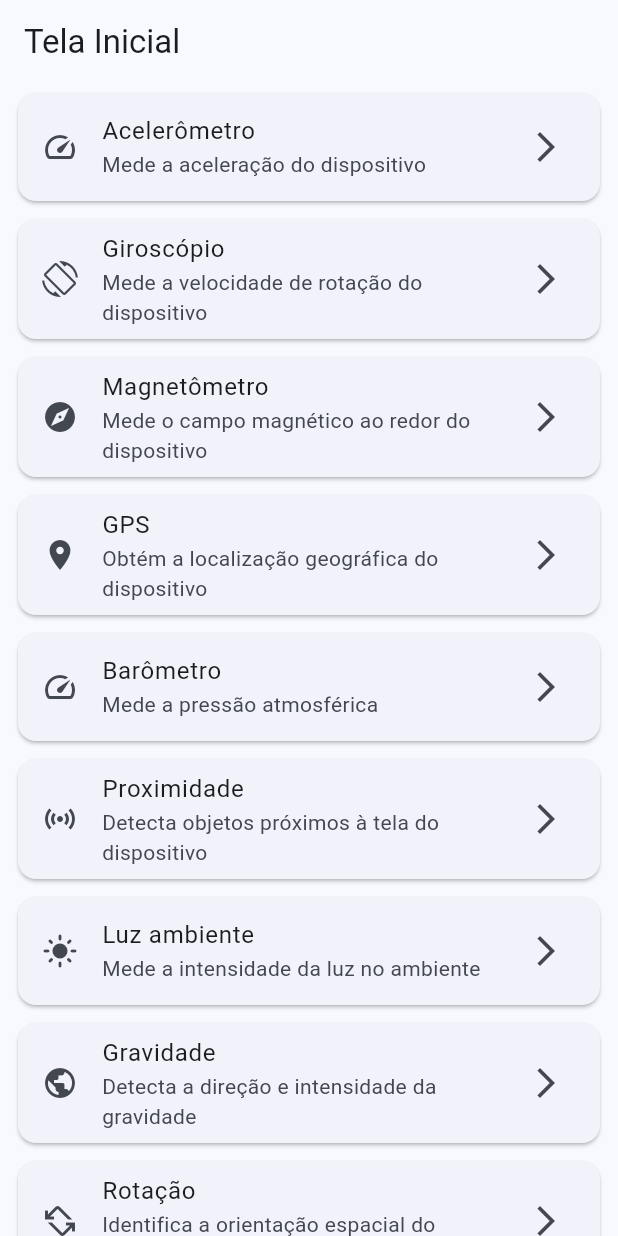
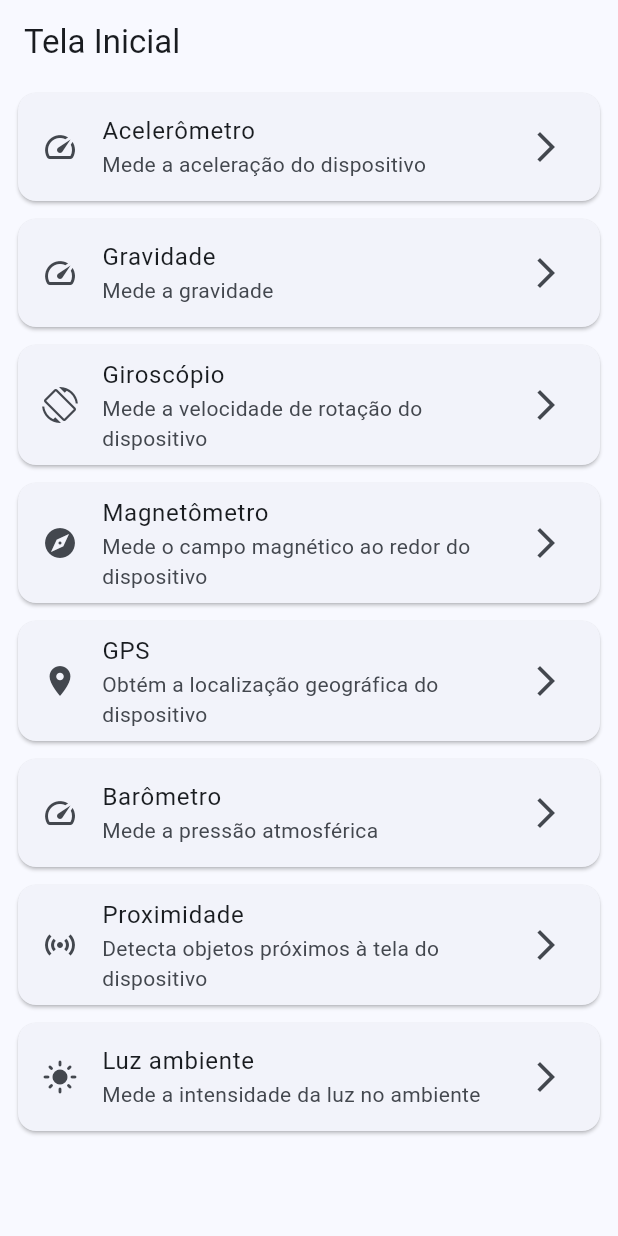
Before and after one commit to luracore/fluttersensors, a Flutter app: the screen it shows after launch, on a phone screen of 412 x 824 dp. Run offline on Flutter 3.47's test engine with Material 3 defaults, Android fonts, the phone set to English and light mode, and no system bars; our stand-ins replace material_ui, sensors_plus.

Commit message:
Gravidade com acelerometro e acelerometro linear

```diff
--- a/lib/pages/home_page.dart
+++ b/lib/pages/home_page.dart
@@ -8,8 +8,6 @@ import 'sensores/barometer_page.dart';
 import 'sensores/proximity_page.dart';
 import 'sensores/light_sensor_page.dart';
 import 'sensores/gravity_page.dart';
-import 'sensores/rotation_page.dart';
-import 'sensores/step_counter_page.dart';
 
 class HomePage extends StatelessWidget {
   const HomePage({super.key});
@@ -20,6 +18,12 @@ class HomePage extends StatelessWidget {
       'descricao': 'Mede a aceleração do dispositivo',
       'icone': Icons.speed,
       'rota': AccelerometerPage(),
+    },
+    {
+      'titulo': 'Gravidade',
+      'descricao': 'Mede a gravidade',
+      'icone': Icons.speed,
+      'rota': GravityPage(),
     },
     {
       'titulo': 'Giroscópio',
@@ -57,24 +61,6 @@ class HomePage extends StatelessWidget {
       'icone': Icons.light_mode,
       'rota': LightSensorPage(),
     },
-    {
-      'titulo': 'Gravidade',
-      'descricao': 'Detecta a direção e intensidade da gravidade',
-      'icone': Icons.public,
-      'rota': GravityPage(),
-    },
-    {
-      'titulo': 'Rotação',
-      'descricao': 'Identifica a orientação espacial do dispositivo',
-      'icone': Icons.screen_rotation_alt,
-      'rota': RotationPage(),
-    },
-    {
-      'titulo': 'Contador de passos',
-      'descricao': 'Registra a quantidade de passos realizados',
-      'icone': Icons.directions_walk,
-      'rota': StepCounterPage(),
-    },
   ];
 
   @override
--- a/lib/pages/sensores/rotation_page.dart
+++ /dev/null
@@ -1,15 +0,0 @@
-import 'package:material_ui/material_ui.dart';
-
-class RotationPage extends StatelessWidget {
-  const RotationPage({super.key});
-
-  @override
-  Widget build(BuildContext context) {
-    return Scaffold(
-      appBar: AppBar(title: const Text('Rotação')),
-      body: const Center(
-        child: Text('Dados do sensor de rotação'),
-      ),
-    );
-  }
-}
```
Also changed, not shown: lib/pages/sensores/accelerometer_page.dart (+14 -5 lines), lib/pages/sensores/gravity_page.dart (+98 -4 lines), lib/pages/sensores/step_counter_page.dart (deleted, +0 -15 lines).
